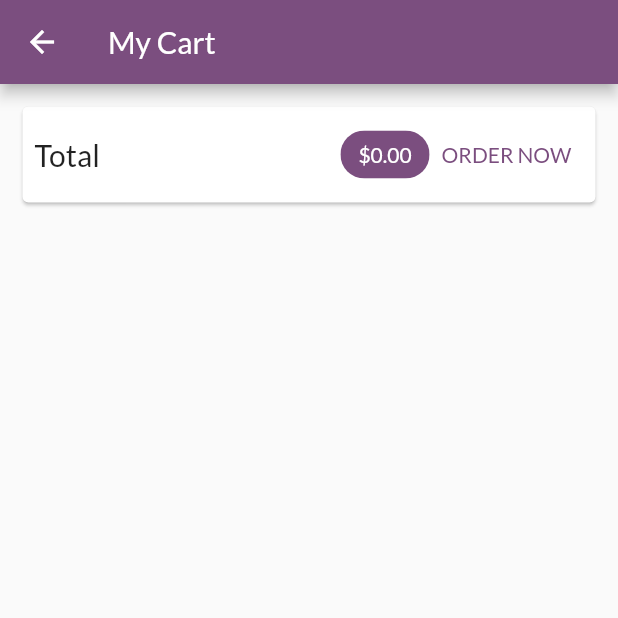
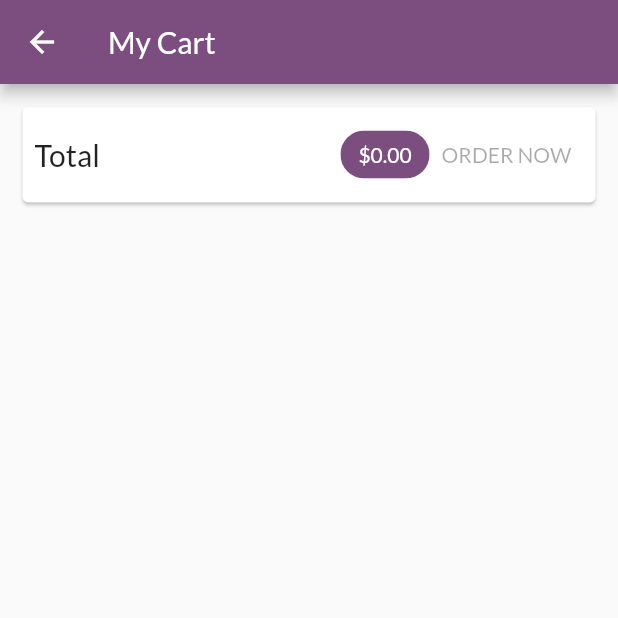
Before and after one commit to Geo1619/shop_app, a Flutter app: the CartScreen screen opened by its route, on a phone screen of 412 x 824 dp, the top half of it. Run offline on Flutter 3.47's test engine with Material 2 defaults, Android fonts, the phone set to English and light mode, and no system bars; missing offline and left inert: dart:ffi; network calls fail.

```diff
--- a/lib/main.dart
+++ b/lib/main.dart
@@ -9,7 +9,7 @@ import './providers/cart.dart';
 import './providers/product_data.dart';
 import './screens/product_details_screen.dart';
 import './screens/products_overview_screen.dart';
-import './providers/order.dart';
+import 'providers/order_data.dart';
 
 void main() => runApp(const MyApp());
 
@@ -27,7 +27,7 @@ class MyApp extends StatelessWidget {
           create: (ctx) => Cart(),
         ),
         ChangeNotifierProvider(
-          create: (ctx) => Order(),
+          create: (ctx) => OrderData(),
         ),
       ],
       child: MaterialApp(
--- /dev/null
+++ b/lib/models/http_exception.dart
@@ -0,0 +1,11 @@
+class HttpException implements Exception {
+  final String message;
+
+  HttpException(this.message);
+
+  @override
+  String toString() {
+    // TODO: implement toString
+    return message;
+  }
+}
--- a/lib/providers/order.dart
+++ b/lib/providers/order.dart
@@ -1,37 +1,29 @@
-import 'package:flutter/foundation.dart';
-import '../providers/cart.dart';
+import 'cart.dart';
 
-class OrderItem {
+class Order {
   final String id;
   final double amount;
   final List<CartItem> products;
   final DateTime dateTime;
 
-  OrderItem({
+  Order({
     required this.id,
     required this.amount,
     required this.products,
     required this.dateTime,
   });
-}
 
-class Order with ChangeNotifier {
-  List<OrderItem> _orderItems = [];
-
-  List<OrderItem> get orderItems {
-    return [..._orderItems];
-  }
-
-  void addOrder(List<CartItem> cartProducts, double total) {
-    _orderItems.insert(
-      0,
-      OrderItem(
-        id: DateTime.now().toString(),
-        amount: total,
-        products: cartProducts,
-        dateTime: DateTime.now(),
-      ),
+  Order copywith({
+    String? id,
+    double? amount,
+    List<CartItem>? products,
+    DateTime? dateTime,
+  }) {
+    return Order(
+      id: id ?? this.id,
+      amount: amount ?? this.amount,
+      products: products ?? this.products,
+      dateTime: dateTime ?? this.dateTime,
     );
-    notifyListeners();
   }
 }
--- a/lib/providers/product.dart
+++ b/lib/providers/product.dart
@@ -34,9 +34,4 @@ class Product with ChangeNotifier {
       isFavorite: isFavorite ?? this.isFavorite,
     );
   }
-
-  void toggleFavoriteStatus() {
-    isFavorite = !isFavorite;
-    notifyListeners();
-  }
 }
--- a/lib/screens/cart_screen.dart
+++ b/lib/screens/cart_screen.dart
@@ -1,6 +1,6 @@
 import 'package:flutter/material.dart';
 import 'package:provider/provider.dart';
-import 'package:shop_app/providers/order.dart';
+import 'package:shop_app/providers/order_data.dart';
 import 'package:shop_app/screens/orders_screen.dart';
 
 import '../providers/cart.dart';
@@ -42,20 +42,7 @@ class CartScreen extends StatelessWidget {
                   ),
                   backgroundColor: Theme.of(context).colorScheme.primary,
                 ),
-                TextButton(
-                  onPressed: () {
-                    // cart screen is not interested (aka. does not need to change) in
-                    // changes of our orders so set listen: false
-                    Provider.of<Order>(context, listen: false).addOrder(
-                      cart.items.values.toList(),
-                      cart.totalAmount,
-                    );
-                    //  cart screen needs to listen to cart changes to empty the following ListView of
-                    // cartItems
-                    cart.clear();
-                  },
-                  child: const Text('ORDER NOW'),
-                ),
+                OrderButton(cart: cart),
               ],
             ),
           ),
@@ -79,3 +66,50 @@ class CartScreen extends StatelessWidget {
     );
   }
 }
+
+class OrderButton extends StatefulWidget {
+  const OrderButton({
+    Key? key,
+    required this.cart,
+  }) : super(key: key);
+
+  final Cart cart;
+
+  @override
+  State<OrderButton> createState() => _OrderButtonState();
+}
+
+class _OrderButtonState extends State<OrderButton> {
+  var _isLoading = false;
+
+  @override
+  Widget build(BuildContext context) {
+    return TextButton(
+      onPressed: widget.cart.totalAmount <= 0
+          ? null
+          : () async {
+              setState(() {
+                _isLoading = true;
+              });
+              // cart screen is not interested (aka. does not need to change) in
+              // changes of our orders so set listen: false
+              await Provider.of<OrderData>(context, listen: false).addOrder(
+                widget.cart.items.values.toList(),
+                widget.cart.totalAmount,
+              );
+              setState(() {
+                _isLoading = false;
+              });
+              //  cart screen needs to listen to cart changes to empty the following ListView of
+              // cartItems
+              widget.cart.clear();
+            },
+      child: _isLoading
+          ? const SizedBox(
+              width: 80,
+              child: Center(child: CircularProgressIndicator()),
+            )
+          : const Text('ORDER NOW'),
+    );
+  }
+}
--- a/lib/widgets/order_item_tile.dart
+++ b/lib/widgets/order_item_tile.dart
@@ -4,11 +4,12 @@ import 'package:flutter/material.dart';
 import 'package:intl/intl.dart';
 
 import '../providers/order.dart';
+import '../providers/order_data.dart';
 
 class OrderItemTile extends StatefulWidget {
   const OrderItemTile({Key? key, required this.orderItem}) : super(key: key);
 
-  final OrderItem orderItem;
+  final Order orderItem;
 
   @override
   State<OrderItemTile> createState() => _OrderItemTileState();
@@ -39,7 +40,7 @@ class _OrderItemTileState extends State<OrderItemTile> {
           ),
           if (_expanded)
             Container(
-              padding: EdgeInsets.symmetric(horizontal: 15, vertical: 5),
+              padding: const EdgeInsets.symmetric(horizontal: 15, vertical: 5),
               height:
                   min(widget.orderItem.products.length * 20.0 + 20.0, 120.0),
               child: ListView(
```
Also changed, not shown: lib/providers/order_data.dart (added, +86 -0 lines), lib/providers/product_data.dart (+61 -8 lines), lib/screens/edit_product_screen.dart (+6 -8 lines), lib/screens/orders_screen.dart (+18 -7 lines), lib/screens/user_products_screen.dart (+14 -5 lines), lib/widgets/product_item_grid_tile.dart (+24 -7 lines), lib/widgets/product_item_list_tile.dart (+19 -6 lines).
